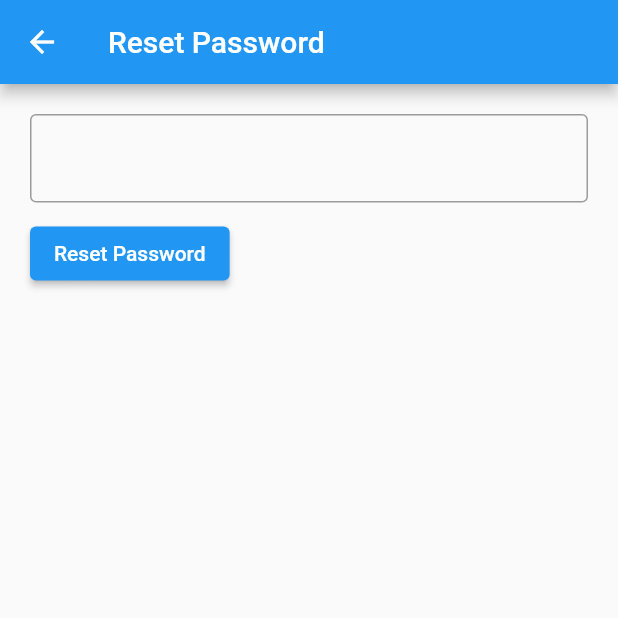
After one commit to TahsinulAmir/Firebase-Flutter, a Flutter app: the screen it shows after launch, after a tap on "Reset Password", on a phone screen of 412 x 824 dp, the top half of it. The commit adds this screen. Run offline on Flutter 3.47's test engine with Material 2 defaults, Android fonts, the phone set to English and light mode, and no system bars; our stand-ins replace cloud_firestore, file_picker, firebase_auth, firebase_core, firebase_storage; accounts and stored records are empty.

Commit message:
Reset Password: add reset_password.dart & add Textbutton in LoginScreen & Navigator to ResetPassword screen

```diff
--- a/lib/screen/login_screen.dart
+++ b/lib/screen/login_screen.dart
@@ -1,5 +1,6 @@
 import 'package:firebaseflutter/provider/auth.dart';
 import 'package:firebaseflutter/screen/register_screen.dart';
+import 'package:firebaseflutter/screen/reset_password.dart';
 import 'package:flutter/material.dart';
 import 'package:flutter/src/widgets/framework.dart';
 import 'package:flutter/src/widgets/placeholder.dart';
@@ -66,6 +67,20 @@ class LoginScreen extends StatelessWidget {
                   },
                   child: Text("Register"),
                 ),
+                TextButton(
+                  onPressed: () {
+                    Navigator.push(
+                      context,
+                      MaterialPageRoute(
+                        builder: (context) => ChangeNotifierProvider(
+                          create: (context) => Auth(),
+                          child: ResetPassword(),
+                        ),
+                      ),
+                    );
+                  },
+                  child: Text("Reset Password"),
+                ),
               ],
             ),
           ],
--- /dev/null
+++ b/lib/screen/reset_password.dart
@@ -0,0 +1,40 @@
+import 'package:firebaseflutter/provider/auth.dart';
+import 'package:flutter/material.dart';
+import 'package:provider/provider.dart';
+
+class ResetPassword extends StatelessWidget {
+  const ResetPassword({super.key});
+
+  @override
+  Widget build(BuildContext context) {
+    TextEditingController emailCtrl = TextEditingController();
+    // call provider Auth
+    Auth auth = Provider.of<Auth>(context);
+    return Scaffold(
+      appBar: AppBar(
+        title: Text("Reset Password"),
+      ),
+      body: Padding(
+        padding: const EdgeInsets.all(20.0),
+        child: Column(
+          crossAxisAlignment: CrossAxisAlignment.start,
+          children: [
+            TextField(
+              controller: emailCtrl,
+              decoration: InputDecoration(
+                border: OutlineInputBorder(),
+              ),
+            ),
+            SizedBox(
+              height: 10,
+            ),
+            ElevatedButton(
+              onPressed: () {},
+              child: Text("Reset Password"),
+            ),
+          ],
+        ),
+      ),
+    );
+  }
+}
```
